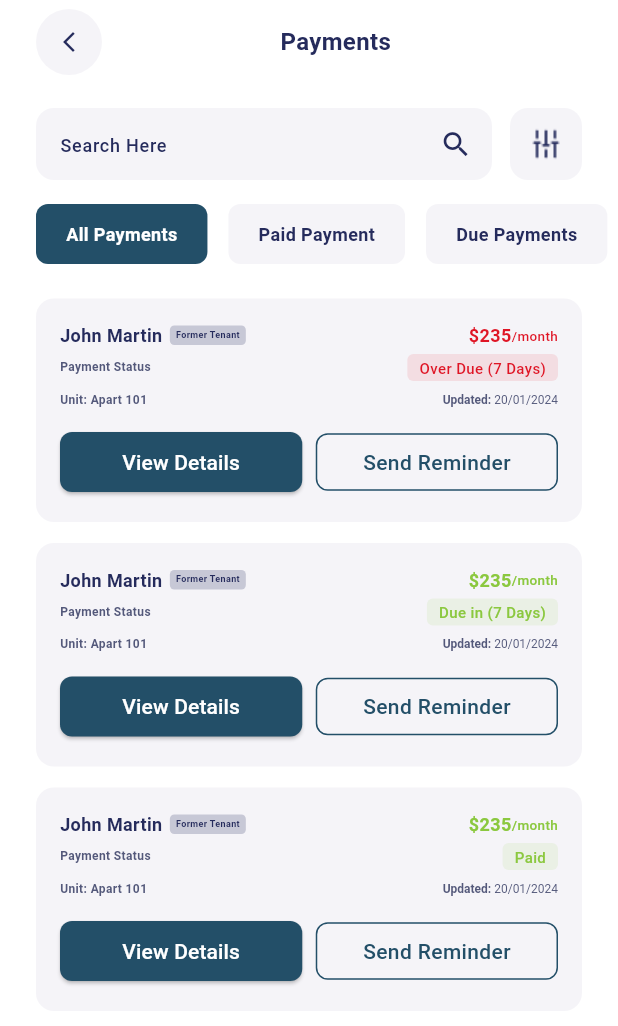
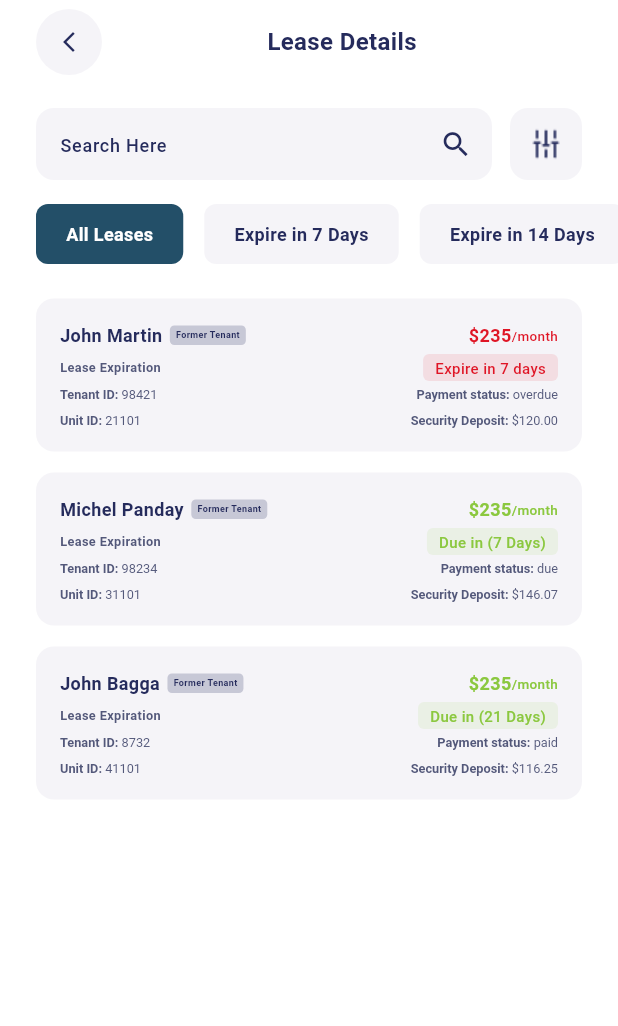
Before and after one commit to bagga16/Private-Property-Management, a Flutter app: the screen it shows after launch, on a phone screen of 412 x 824 dp. Shown: the top 1026 px of the screen. Run offline on Flutter 3.47's test engine with Material 3 defaults, Android fonts, the phone set to English and light mode, and no system bars.

Commit message:
Ui Updated & Added + Add lease details Screen

```diff
--- a/lib/App Screen/Lease Details/LeaseDetails.dart
+++ b/lib/App Screen/Lease Details/LeaseDetails.dart
@@ -0,0 +1,426 @@
+import 'package:flutter/material.dart';
+
+class LeaseDetailsScreen extends StatefulWidget {
+  const LeaseDetailsScreen({super.key});
+
+  @override
+  State<LeaseDetailsScreen> createState() => _LeaseDetailsScreenState();
+}
+
+class _LeaseDetailsScreenState extends State<LeaseDetailsScreen> {
+  // Dummy payment data
+  final List<Map<String, dynamic>> allPayments = [
+    {
+      "name": "John Martin",
+      "rent": "\$235",
+      "status": "Expire in 7 days",
+      "statusColor": const Color(0xFFDF1525),
+      "isDue": true,
+      "unitId": "21101",
+      "securityDeposit": "\$120.00",
+      "tenantId": "98421",
+      "statusType": "overdue"
+    },
+    {
+      "name": "Michel Panday",
+      "rent": "\$235",
+      "status": "Due in (7 Days)",
+      "statusColor": const Color(0xFF8BC83F),
+      "isDue": true,
+      "unitId": "31101",
+      "securityDeposit": "\$146.07",
+      "tenantId": "98234",
+      "statusType": "due"
+    },
+    {
+      "name": "John Bagga",
+      "rent": "\$235",
+      "status": "Due in (21 Days)",
+      "statusColor": const Color(0xFF8BC83F),
+      "isDue": false,
+      "unitId": "41101",
+      "securityDeposit": "\$116.25",
+      "tenantId": "8732",
+      "statusType": "paid"
+    },
+  ];
+
+  // Current selected tab index
+  int selectedTabIndex = 0;
+
+  // Tabs list
+  final List<String> tabs = [
+    "All Leases",
+    "Expire in 7 Days",
+    "Expire in 14 Days",
+    "Expire in 21 Days"
+  ];
+
+  @override
+  Widget build(BuildContext context) {
+    return Scaffold(
+      backgroundColor: Colors.white,
+      body: SafeArea(
+        child: Column(
+          crossAxisAlignment: CrossAxisAlignment.start,
+          children: [
+            // Header Row
+            Padding(
+              padding: const EdgeInsets.symmetric(horizontal: 24, vertical: 6),
+              child: Row(
+                children: [
+                  GestureDetector(
+                    onTap: () => Navigator.pop(context),
+                    child: const CircleAvatar(
+                      radius: 22,
+                      backgroundColor: Color.fromRGBO(245, 244, 248, 1),
+                      child: Icon(Icons.arrow_back_ios_new,
+                          color: Color.fromRGBO(37, 43, 92, 1), size: 16),
+                    ),
+                  ),
+                  const Spacer(),
+                  const Text(
+                    "Lease Details",
+                    style: TextStyle(
+                      fontSize: 16,
+                      fontWeight: FontWeight.w600,
+                      color: Color(0xFF252B5C),
+                    ),
+                  ),
+                  const Spacer(),
+                ],
+              ),
+            ),
+
+            // Search Bar
+
+            Padding(
+              padding: const EdgeInsets.symmetric(horizontal: 24, vertical: 16),
+              child: Row(
+                children: [
+                  Expanded(
+                    child: Container(
+                      height: 48,
+                      decoration: BoxDecoration(
+                        color: const Color.fromRGBO(245, 244, 248, 1),
+                        borderRadius: BorderRadius.circular(12),
+                      ),
+                      child: const TextField(
+                        textAlign: TextAlign.start,
+                        textAlignVertical: TextAlignVertical.center,
+                        decoration: InputDecoration(
+                          hintText: "Search Here",
+                          hintStyle: TextStyle(
+                            fontSize: 12,
+                            fontWeight: FontWeight.w500,
+                            color: Color.fromRGBO(37, 43, 92, 1),
+                          ),
+                          border: InputBorder.none,
+                          suffixIcon: Icon(
+                            Icons.search,
+                            color: Color.fromRGBO(37, 43, 92, 1),
+                            size: 22,
+                          ),
+                          contentPadding: EdgeInsets.symmetric(horizontal: 16),
+                        ),
+                      ),
+                    ),
+                  ),
+                  const SizedBox(width: 12),
+                  GestureDetector(
+                    onTap: () {},
+                    child: Container(
+                        height: 48,
+                        width: 48,
+                        decoration: BoxDecoration(
+                          color: const Color.fromRGBO(245, 244, 248, 1),
+                          borderRadius: BorderRadius.circular(12),
+                        ),
+                        child: const Image(
+                            image: AssetImage('assets/images/fliter.png'))),
+                  ),
+                ],
+              ),
+            ),
+
+            // Tab Bar
+            SingleChildScrollView(
+              scrollDirection: Axis.horizontal,
+              child: Padding(
+                padding: const EdgeInsets.symmetric(horizontal: 24),
+                child: Row(
+                  children: List.generate(
+                    tabs.length,
+                    (index) => GestureDetector(
+                      onTap: () {
+                        setState(() {
+                          selectedTabIndex = index;
+                        });
+                      },
+                      child: Container(
+                        height: 40,
+                        margin: const EdgeInsets.only(right: 14),
+                        padding: const EdgeInsets.symmetric(
+                            horizontal: 20, vertical: 0),
+                        decoration: BoxDecoration(
+                          color: selectedTabIndex == index
+                              ? const Color(0xFF234F68)
+                              : const Color.fromRGBO(245, 244, 248, 1),
+                          borderRadius: BorderRadius.circular(8),
+                        ),
+                        child: Center(
+                          child: Text(
+                            tabs[index],
+                            style: TextStyle(
+                              fontSize: 12,
+                              fontWeight: FontWeight.w600,
+                              color: selectedTabIndex == index
+                                  ? Colors.white
+                                  : const Color(0xFF252B5C),
+                            ),
+                          ),
+                        ),
+                      ),
+                    ),
+                  ),
+                ),
+              ),
+            ),
+
+            const SizedBox(height: 23),
+
+            // Payment List
+            Expanded(
+              child: Padding(
+                padding: const EdgeInsets.symmetric(horizontal: 24),
+                child: ListView(
+                  children: _getFilteredPayments()
+                      .map((payment) => _buildPaymentCard(payment))
+                      .toList(),
+                ),
+              ),
+            ),
+          ],
+        ),
+      ),
+    );
+  }
+
+  // Filter payments based on the selected tab
+  List<Map<String, dynamic>> _getFilteredPayments() {
+    if (selectedTabIndex == 0) {
+      return allPayments;
+    } else if (selectedTabIndex == 1) {
+      return allPayments
+          .where((payment) => payment['status'] == 'Expire in 7 days')
+          .toList();
+    } else if (selectedTabIndex == 2) {
+      return allPayments
+          .where((payment) =>
+              payment['status'] == 'Expire in 14 days' ||
+              payment['status'] == 'Due in (7 Days)')
+          .toList();
+    } else {
+      return allPayments
+          .where((payment) =>
+              payment['status'] == 'Expire in 21 days' ||
+              payment['status'] == 'Due in (21 Days)')
+          .toList();
+    }
+  }
+
+  // Payment Card Widget
+  Widget _buildPaymentCard(Map<String, dynamic> payment) {
+    return Container(
+      margin: const EdgeInsets.only(bottom: 14),
+      padding: const EdgeInsets.all(16),
+      decoration: BoxDecoration(
+        color: const Color.fromRGBO(245, 244, 248, 1),
+        borderRadius: BorderRadius.circular(12),
+      ),
+      child: Column(
+        crossAxisAlignment: CrossAxisAlignment.start,
+        children: [
+          // Name and Amount
+          Row(
+            mainAxisAlignment: MainAxisAlignment.spaceBetween,
+            children: [
+              Row(
+                children: [
+                  Text(
+                    payment['name'],
+                    style: const TextStyle(
+                      fontSize: 12,
+                      fontWeight: FontWeight.w700,
+                      color: Color(0xFF252B5C),
+                    ),
+                  ),
+                  const SizedBox(width: 5),
+                  Container(
+                    padding:
+                        const EdgeInsets.symmetric(horizontal: 4, vertical: 2),
+                    decoration: BoxDecoration(
+                      color: const Color.fromRGBO(37, 43, 92, 0.22),
+                      borderRadius: BorderRadius.circular(3),
+                    ),
+                    child: const Text(
+                      "Former Tenant",
+                      style: TextStyle(
+                        fontSize: 6,
+                        fontWeight: FontWeight.w700,
+                        color: Color(0xFF252B5C),
+                      ),
+                    ),
+                  ),
+                ],
+              ),
+              Row(
+                children: [
+                  Text(
+                    payment['rent'],
+                    style: TextStyle(
+                      fontSize: 12,
+                      fontWeight: FontWeight.w600,
+                      color: payment['statusColor'],
+                    ),
+                  ),
+                  Text(
+                    "/month",
+                    style: TextStyle(
+                      fontSize: 9,
+                      fontWeight: FontWeight.w500,
+                      color: payment['statusColor'],
+                    ),
+                  ),
+                ],
+              ),
+            ],
+          ),
+          const SizedBox(height: 4),
+          Row(
+            mainAxisAlignment: MainAxisAlignment.spaceBetween,
+            children: [
+              const Text(
+                "Lease Expiration",
+                style: TextStyle(
+                  fontSize: 8.5,
+                  fontWeight: FontWeight.w600,
+                  color: Color(0xFF53587A),
+                ),
+              ),
+              Container(
+                padding: const EdgeInsets.symmetric(horizontal: 8, vertical: 2),
+                decoration: BoxDecoration(
+                  color: payment['statusColor'].withOpacity(0.1),
+                  borderRadius: BorderRadius.circular(4),
+                ),
+                child: Text(
+                  payment['status'],
+                  style: TextStyle(
+                    fontSize: 10,
+                    fontWeight: FontWeight.w500,
+                    color: payment['statusColor'],
+                  ),
+                ),
+              ),
+            ],
+          ),
+          const SizedBox(height: 4),
+          Row(
+            mainAxisAlignment: MainAxisAlignment.spaceBetween,
+            children: [
+              RichText(
+                text: TextSpan(
+                  text: 'Tenant ID: ',
+                  style: const TextStyle(
+                    fontSize: 8.5,
+                    fontWeight: FontWeight.w600,
+                    color: Color.fromRGBO(83, 88, 122, 1),
+                  ),
+                  children: [
+                    TextSpan(
+                      text: payment['tenantId'],
+                      style: const TextStyle(
+                        fontSize: 8.5,
+                        fontWeight: FontWeight.w400,
+                        color: Color.fromRGBO(83, 88, 122, 1),
+                      ),
+                    ),
+                  ],
+                ),
+              ),
+              RichText(
+                text: TextSpan(
+                  text: 'Payment status: ',
+                  style: const TextStyle(
+                    fontSize: 8.5,
+                    fontWeight:
+                        FontWeight.w600, // Larger font size for "Created:"
+                    color: Color.fromRGBO(83, 88, 122, 1),
+                  ),
+                  children: [
+                    TextSpan(
+                      text: payment['statusType'],
+                      style: const TextStyle(
+                        fontSize: 8.5,
+                        fontWeight: FontWeight.w400,
+                        color: Color.fromRGBO(83, 88, 122, 1),
+                      ),
+                    ),
+                  ],
+                ),
+              )
+            ],
+          ),
+          const SizedBox(height: 7),
+          Row(
+            mainAxisAlignment: MainAxisAlignment.spaceBetween,
+            children: [
+              RichText(
+                text: TextSpan(
+                  text: 'Unit ID: ',
+                  style: const TextStyle(
+                    fontSize: 8.5,
+                    fontWeight: FontWeight.w600,
+                    color: Color.fromRGBO(83, 88, 122, 1),
+                  ),
+                  children: [
+                    TextSpan(
+                      text: payment['unitId'],
+                      style: const TextStyle(
+                        fontSize: 8.5,
+                        fontWeight: FontWeight.w400,
+                        color: Color.fromRGBO(83, 88, 122, 1),
+                      ),
+                    ),
+                  ],
+                ),
+              ),
+              RichText(
+                text: TextSpan(
+                  text: 'Security Deposit: ',
+                  style: const TextStyle(
+                    fontSize: 8.5,
+                    fontWeight:
+                        FontWeight.w600, // Larger font size for "Created:"
+                    color: Color.fromRGBO(83, 88, 122, 1),
+                  ),
+                  children: [
+                    TextSpan(
+                      text: payment['securityDeposit'],
+                      style: const TextStyle(
+                        fontSize: 8.5,
+                        fontWeight: FontWeight.w400,
+                        color: Color.fromRGBO(83, 88, 122, 1),
+                      ),
+                    ),
+                  ],
+                ),
+              )
+            ],
+          ),
+        ],
+      ),
+    );
+  }
+}
--- a/lib/main.dart
+++ b/lib/main.dart
@@ -1,4 +1,5 @@
 import 'package:flutter/material.dart';
+import 'package:private_property_management/App%20Screen/Lease%20Details/LeaseDetails.dart';
 import 'package:private_property_management/App%20Screen/Maintanance/MaintenanceScreen%20.dart';
 import 'package:private_property_management/App%20Screen/Payments/PaymentsScreen.dart';
 import 'package:private_property_management/Home.dart';
@@ -13,6 +14,6 @@
   @override
   Widget build(BuildContext context) {
     return const MaterialApp(
-        debugShowCheckedModeBanner: false, home: PaymentsScreen());
+        debugShowCheckedModeBanner: false, home: LeaseDetailsScreen());
   }
 }
```
